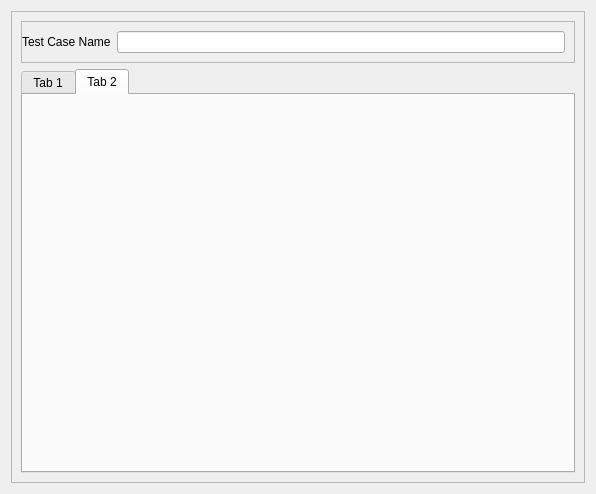
First picture: the form in ui_files/create_test_case.ui, repository npeersab/Universal-Data-Comparator, before the edit.
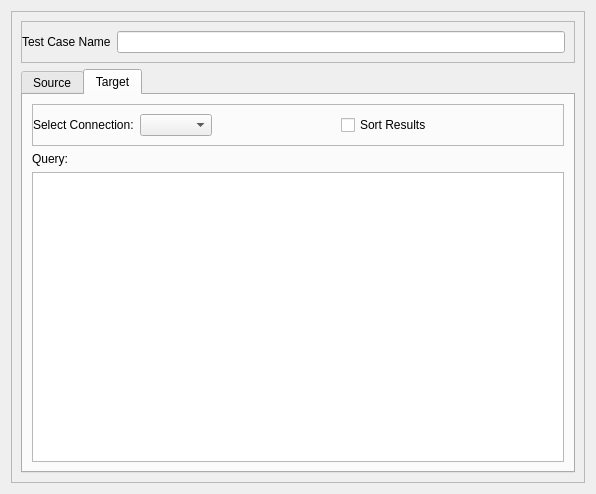
Second picture: the form after the edit. The open tabs and pages were chosen to show the change.

Commit message: added create test case dialog

Diff of the .ui file:
```diff
--- a/ui_files/create_test_case.ui
+++ b/ui_files/create_test_case.ui
@@ -13,9 +13,9 @@
   <property name="windowTitle">
    <string>Form</string>
   </property>
-  <layout class="QGridLayout" name="gridLayout">
-   <item row="0" column="0">
-    <widget class="QFrame" name="frame">
+  <layout class="QVBoxLayout" name="create_test_case_dialog_layout">
+   <item>
+    <widget class="QFrame" name="main_frame">
      <property name="frameShape">
       <enum>QFrame::StyledPanel</enum>
      </property>
@@ -50,12 +50,27 @@
       </item>
       <item>
        <widget class="QTabWidget" name="tabs">
+        <property name="tabPosition">
+         <enum>QTabWidget::North</enum>
+        </property>
+        <property name="tabShape">
+         <enum>QTabWidget::Rounded</enum>
+        </property>
         <property name="currentIndex">
          <number>0</number>
         </property>
-        <widget class="QWidget" name="sourceTab">
+        <property name="elideMode">
+         <enum>Qt::ElideNone</enum>
+        </property>
+        <property name="documentMode">
+         <bool>false</bool>
+        </property>
+        <property name="tabBarAutoHide">
+         <bool>false</bool>
+        </property>
+        <widget class="QWidget" name="source_tab">
          <attribute name="title">
-          <string>Tab 1</string>
+          <string>Source</string>
          </attribute>
          <layout class="QVBoxLayout" name="verticalLayout">
           <item>
@@ -128,8 +143,85 @@
         </widget>
         <widget class="QWidget" name="targetTab">
          <attribute name="title">
-          <string>Tab 2</string>
+          <string>Target</string>
          </attribute>
+         <layout class="QVBoxLayout" name="target_tab_layout">
+          <item>
+           <widget class="QFrame" name="target_config_frame">
+            <property name="frameShape">
+             <enum>QFrame::StyledPanel</enum>
+            </property>
+            <property name="frameShadow">
+             <enum>QFrame::Raised</enum>
+            </property>
+            <layout class="QHBoxLayout" name="target_config_frame_layout">
+             <property name="leftMargin">
+              <number>0</number>
+             </property>
+             <item>
+              <widget class="QLabel" name="target_select_connection_line_edit">
+               <property name="text">
+                <string>Select Connection:</string>
+               </property>
+              </widget>
+             </item>
+             <item>
+              <widget class="QComboBox" name="target_connection_combo_box"/>
+             </item>
+             <item>
+              <spacer name="horizontalSpacer_3">
+               <property name="orientation">
+                <enum>Qt::Horizontal</enum>
+               </property>
+               <property name="sizeHint" stdset="0">
+                <size>
+                 <width>40</width>
+                 <height>20</height>
+                </size>
+               </property>
+              </spacer>
+             </item>
+             <item>
+              <widget class="QCheckBox" name="target_sort_check_box">
+               <property name="text">
+                <string>Sort Results</string>
+               </property>
+              </widget>
+             </item>
+             <item>
+              <spacer name="horizontalSpacer_4">
+               <property name="orientation">
+                <enum>Qt::Horizontal</enum>
+               </property>
+               <property name="sizeHint" stdset="0">
+                <size>
+                 <width>40</width>
+                 <height>20</height>
+                </size>
+               </property>
+              </spacer>
+             </item>
+            </layout>
+           </widget>
+          </item>
+          <item>
+           <widget class="QLabel" name="target_query_label">
+            <property name="text">
+             <string>Query:</string>
+            </property>
+           </widget>
+          </item>
+          <item>
+           <widget class="QPlainTextEdit" name="target_query_text_edit">
+            <property name="sizePolicy">
+             <sizepolicy hsizetype="Expanding" vsizetype="Expanding">
+              <horstretch>0</horstretch>
+              <verstretch>0</verstretch>
+             </sizepolicy>
+            </property>
+           </widget>
+          </item>
+         </layout>
         </widget>
        </widget>
       </item>
```
Left out of the diff: 63 changed lines with no effect on the pictures. The commit also changes 1 other file.
